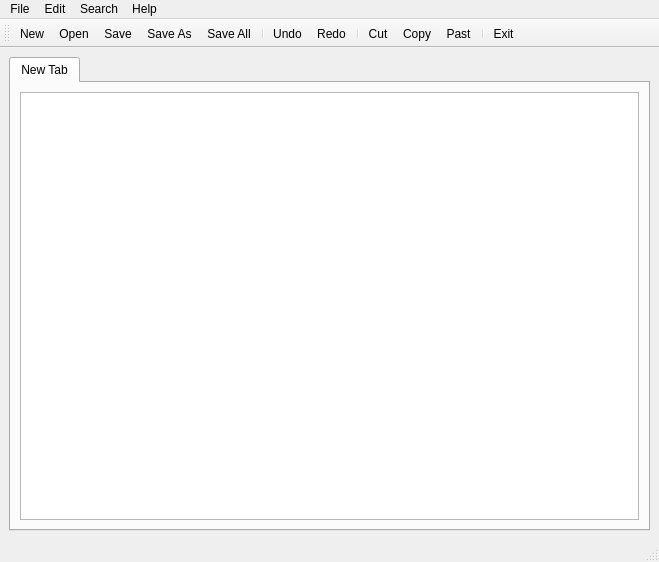
This is WorkSpace/DS_Project/mainwindow.ui in OrcaLinux/Data-Structure-and-Algorithms-Project as Qt 5 draws it before an edit. The edited form follows.
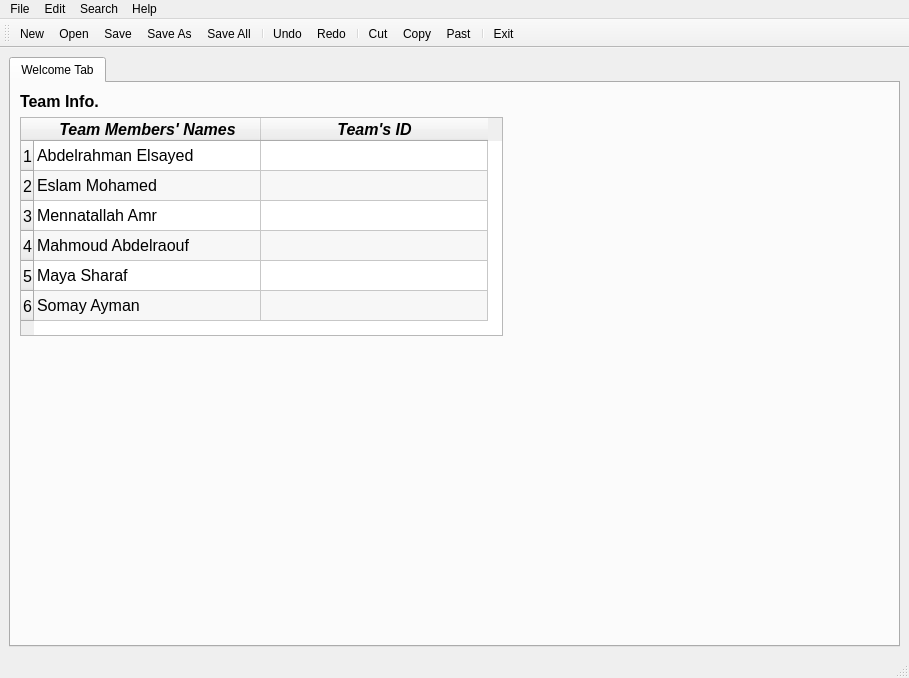
This is the edited form. Icons and pictures are not drawn.

```diff
--- a/WorkSpace/DS_Project/mainwindow.ui
+++ b/WorkSpace/DS_Project/mainwindow.ui
@@ -6,8 +6,8 @@
    <rect>
     <x>0</x>
     <y>0</y>
-    <width>659</width>
-    <height>562</height>
+    <width>909</width>
+    <height>678</height>
    </rect>
   </property>
   <property name="windowTitle">
@@ -46,18 +46,177 @@
       </property>
       <widget class="QWidget" name="tab">
        <attribute name="title">
-        <string>New Tab</string>
+        <string>Welcome Tab</string>
        </attribute>
-       <layout class="QHBoxLayout" name="horizontalLayout">
+       <layout class="QVBoxLayout" name="verticalLayout_3">
         <item>
-         <widget class="QTextEdit" name="textEdit">
-          <property name="styleSheet">
-           <string notr="true">QTabWidget::pane { border: none; }</string>
+         <layout class="QVBoxLayout" name="verticalLayout_2">
+          <item>
+           <widget class="QLabel" name="label">
+            <property name="font">
+             <font>
+              <pointsize>12</pointsize>
+              <bold>true</bold>
+             </font>
+            </property>
+            <property name="text">
+             <string>Team Info.</string>
+            </property>
+           </widget>
+          </item>
+          <item>
+           <widget class="QTableWidget" name="tableWidget">
+            <property name="sizePolicy">
+             <sizepolicy hsizetype="Maximum" vsizetype="Maximum">
+              <horstretch>0</horstretch>
+              <verstretch>0</verstretch>
+             </sizepolicy>
+            </property>
+            <property name="font">
+             <font>
+              <pointsize>12</pointsize>
+              <bold>false</bold>
+             </font>
+            </property>
+            <property name="tabletTracking">
+             <bool>false</bool>
+            </property>
+            <property name="sizeAdjustPolicy">
+             <enum>QAbstractScrollArea::AdjustToContents</enum>
+            </property>
+            <property name="editTriggers">
+             <set>QAbstractItemView::NoEditTriggers</set>
+            </property>
+            <property name="alternatingRowColors">
+             <bool>true</bool>
+            </property>
+            <property name="sortingEnabled">
+             <bool>true</bool>
+            </property>
+            <attribute name="horizontalHeaderVisible">
+             <bool>true</bool>
+            </attribute>
+            <attribute name="horizontalHeaderCascadingSectionResizes">
+             <bool>false</bool>
+            </attribute>
+            <attribute name="horizontalHeaderDefaultSectionSize">
+             <number>227</number>
+            </attribute>
+            <attribute name="horizontalHeaderHighlightSections">
+             <bool>true</bool>
+            </attribute>
+            <attribute name="horizontalHeaderShowSortIndicator" stdset="0">
+             <bool>true</bool>
+            </attribute>
+            <attribute name="horizontalHeaderStretchLastSection">
+             <bool>false</bool>
+            </attribute>
+            <row/>
+            <row/>
+            <row/>
+            <row/>
+            <row/>
+            <row/>
+            <column>
+             <property name="text">
+              <string>Team Members' Names</string>
+             </property>
+             <property name="font">
+              <font>
+               <pointsize>12</pointsize>
+               <italic>true</italic>
+               <bold>true</bold>
+              </font>
+             </property>
+            </column>
+            <column>
+             <property name="text">
+              <string>Team's ID</string>
+             </property>
+             <property name="font">
+              <font>
+               <pointsize>12</pointsize>
+               <italic>true</italic>
+               <bold>true</bold>
+              </font>
+             </property>
+            </column>
+            <item row="0" column="0">
+             <property name="text">
+              <string>Abdelrahman Elsayed</string>
+             </property>
+             <property name="font">
+              <font>
+               <pointsize>12</pointsize>
+              </font>
+             </property>
+            </item>
+            <item row="1" column="0">
+             <property name="text">
+              <string>Eslam Mohamed</string>
+             </property>
+             <property name="font">
+              <font>
+               <pointsize>12</pointsize>
+              </font>
+             </property>
+            </item>
+            <item row="2" column="0">
+             <property name="text">
+              <string>Mennatallah Amr</string>
+             </property>
+             <property name="font">
+              <font>
+               <pointsize>12</pointsize>
+              </font>
+             </property>
+            </item>
+            <item row="3" column="0">
+             <property name="text">
+              <string>Mahmoud Abdelraouf</string>
+             </property>
+             <property name="font">
+              <font>
+               <pointsize>12</pointsize>
+              </font>
+             </property>
+            </item>
+            <item row="4" column="0">
+             <property name="text">
+              <string>Maya Sharaf</string>
+             </property>
+             <property name="font">
+              <font>
+               <pointsize>12</pointsize>
+              </font>
+             </property>
+            </item>
+            <item row="5" column="0">
+             <property name="text">
+              <string>Somay Ayman</string>
+             </property>
+             <property name="font">
+              <font>
+               <pointsize>12</pointsize>
+              </font>
+             </property>
+            </item>
+           </widget>
+          </item>
+         </layout>
+        </item>
+        <item>
+         <spacer name="verticalSpacer">
+          <property name="orientation">
+           <enum>Qt::Vertical</enum>
           </property>
-          <property name="frameShape">
-           <enum>QFrame::StyledPanel</enum>
+          <property name="sizeHint" stdset="0">
+           <size>
+            <width>20</width>
+            <height>201</height>
+           </size>
           </property>
-         </widget>
+         </spacer>
         </item>
        </layout>
       </widget>
@@ -70,7 +229,7 @@
     <rect>
      <x>0</x>
      <y>0</y>
-     <width>659</width>
+     <width>909</width>
      <height>25</height>
     </rect>
    </property>
```
